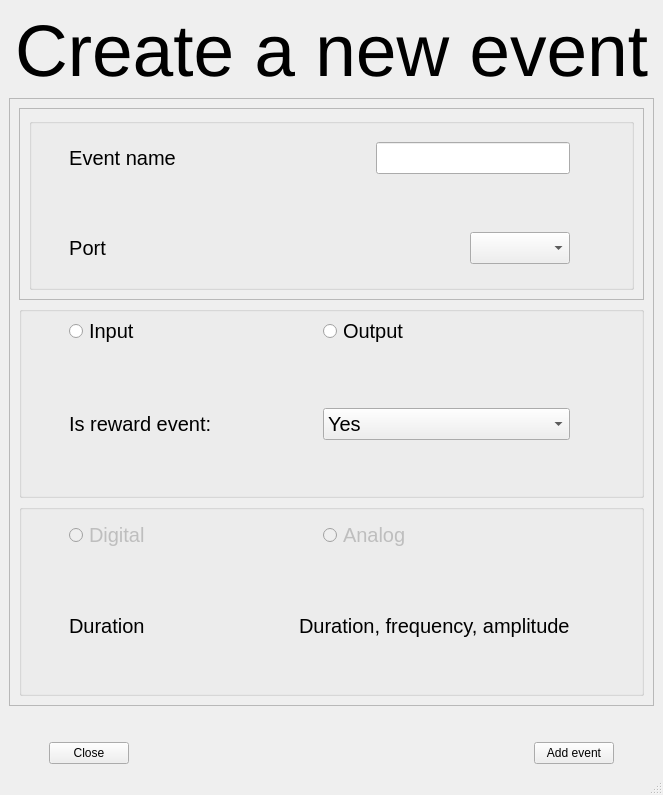
KehatSudri/Behavior_System2.0, file UI/create_new_event.ui: the form before one commit.
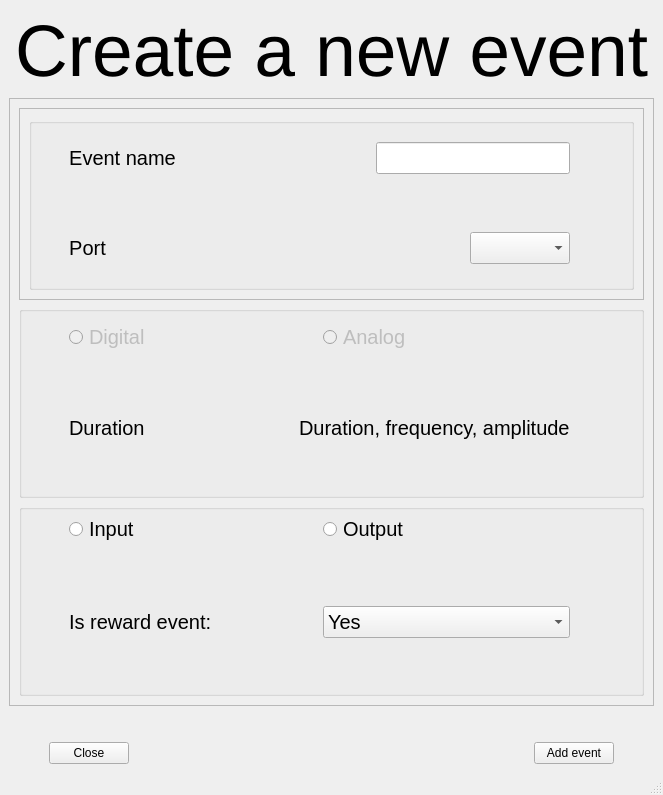
The form after the commit.

Commit message: separate for digital and analog ports

Diff of the .ui file:
```diff
--- a/UI/create_new_event.ui
+++ b/UI/create_new_event.ui
@@ -116,8 +116,8 @@
         <rect>
          <x>0</x>
          <y>0</y>
-         <width>643</width>
-         <height>600</height>
+         <width>637</width>
+         <height>574</height>
         </rect>
        </property>
        <layout class="QGridLayout" name="gridLayout">
@@ -284,7 +284,7 @@
           </widget>
          </widget>
         </item>
-        <item row="3" column="0">
+        <item row="5" column="0">
          <widget class="QGroupBox" name="groupBox">
           <property name="enabled">
            <bool>true</bool>
```
The commit also changes 1 other file.
